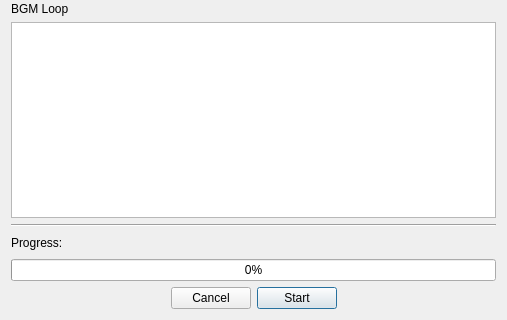
Qt form design/mp3dialog.ui (kokimame/joytan) before a commit; both pictures show x 0 to 507 and y 333 to 653 of the 507 by 653 pixel window.
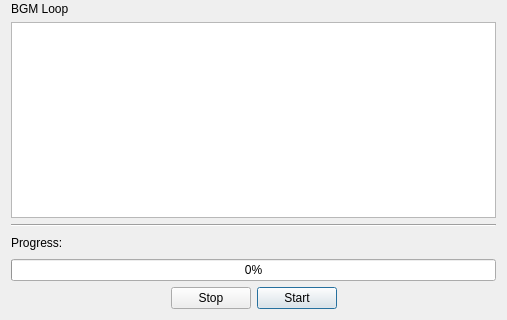
The same form after that commit.

Commit message: Added easy way out to stop a thread

```diff
--- a/design/mp3dialog.ui
+++ b/design/mp3dialog.ui
@@ -191,7 +191,7 @@
          <item>
           <widget class="QPushButton" name="cancelBtn">
            <property name="text">
-            <string>Cancel</string>
+            <string>Stop</string>
            </property>
           </widget>
          </item>
```
Left out of the diff: 2 changed lines with no effect on the pictures. The commit also changes 2 other files.
